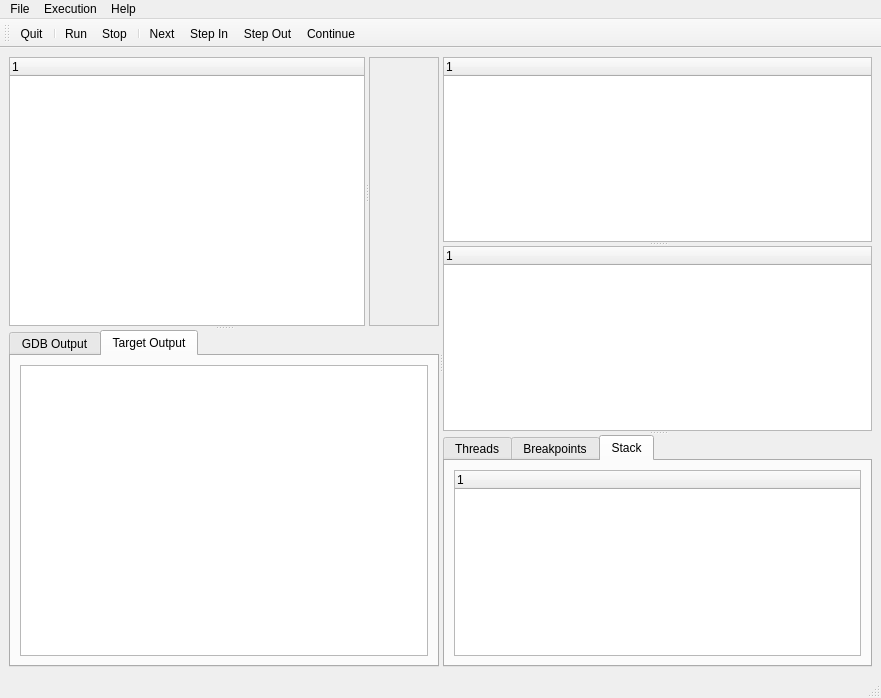
This is src/mainwindow.ui in jhn98032/gede as Qt 5 draws it before an edit. The edited form follows.
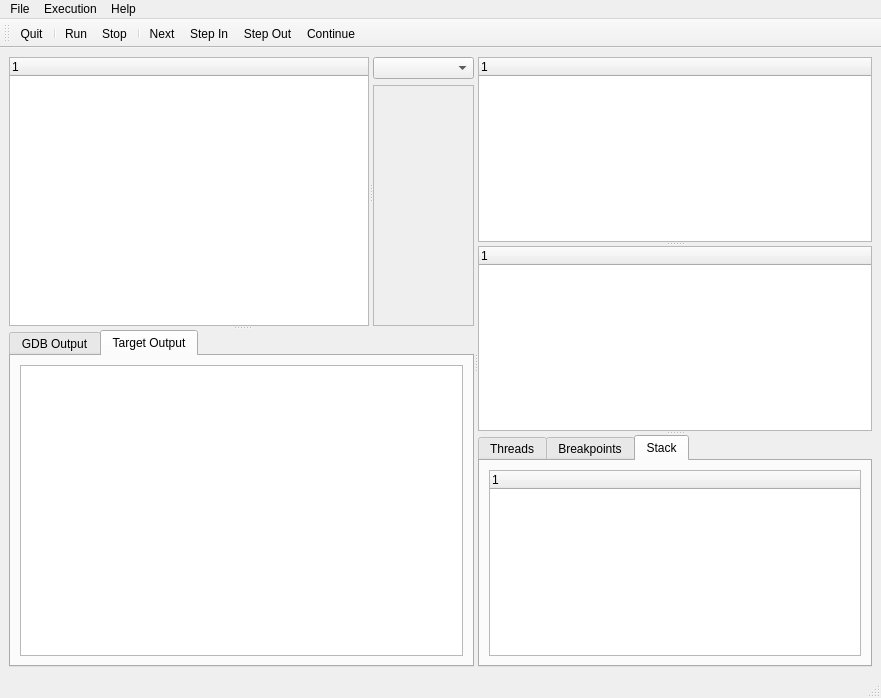
This is the edited form. Icons and pictures are not drawn. Custom widgets are drawn as their Qt base class.

Commit message: Added a function combobox

The edit to the form file:
```diff
--- a/src/mainwindow.ui
+++ b/src/mainwindow.ui
@@ -35,6 +35,12 @@
           </property>
          </column>
         </widget>
+        <widget class="QWidget" name="verticalLayoutWidget_2">
+         <layout class="QVBoxLayout" name="verticalLayout_9">
+          <item>
+           <widget class="QComboBox" name="comboBox_funcList"/>
+          </item>
+          <item>
         <widget class="QScrollArea" name="scrollArea_codeView">
          <property name="widgetResizable">
           <bool>true</bool>
@@ -44,11 +50,14 @@
            <rect>
             <x>0</x>
             <y>0</y>
-            <width>82</width>
-            <height>254</height>
+               <width>113</width>
+               <height>217</height>
            </rect>
           </property>
          </widget>
+           </widget>
+          </item>
+         </layout>
         </widget>
        </widget>
        <widget class="QTabWidget" name="tabWidget_2">
```
Lines whose indentation alone changed are shown as unchanged. The commit also changes 3 other files.
